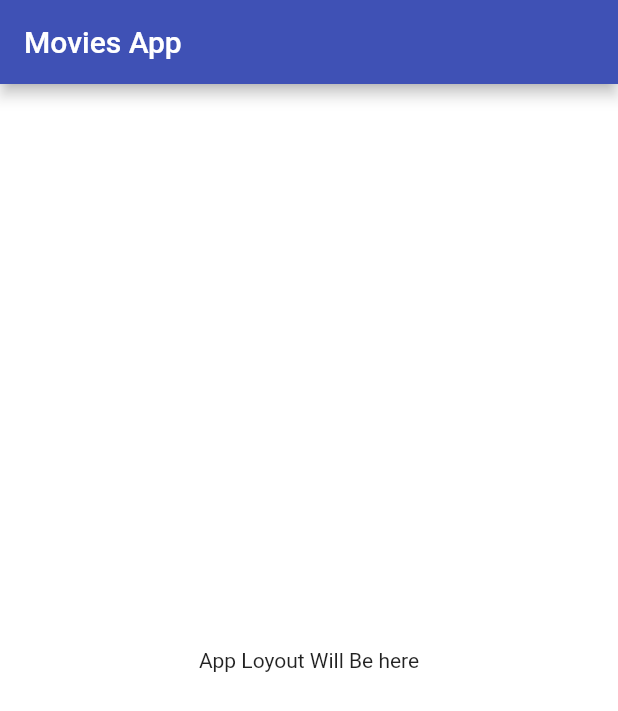
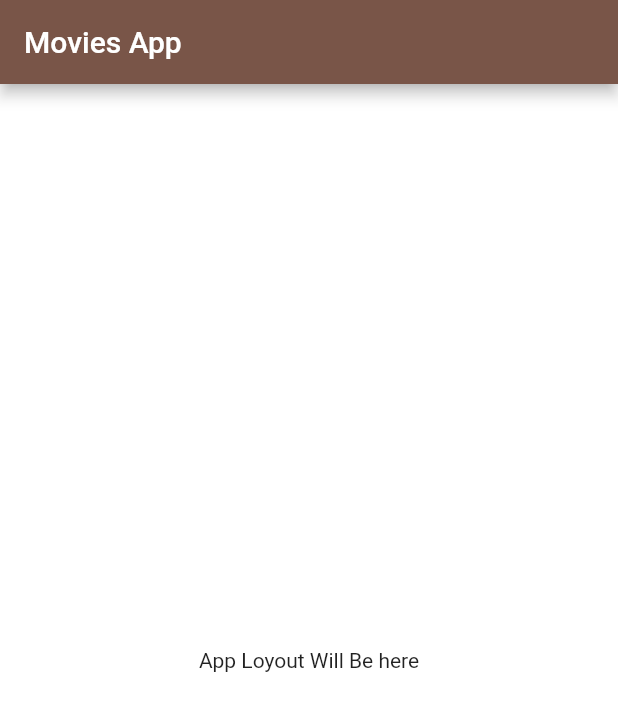
Before and after one commit to Andrey-Tsaryk/Movies_app, a Flutter app: the screen it shows after launch, on a phone screen of 412 x 824 dp. Shown: the top 711 px of the screen. Run offline on Flutter 3.47's test engine with Material 2 defaults, Android fonts, the phone set to English and light mode, and no system bars.

```diff
--- a/lib/main.dart
+++ b/lib/main.dart
@@ -12,7 +12,7 @@ class MyApp extends StatelessWidget {
     return MaterialApp(
       title: 'Flutter Demo',
       theme: ThemeData(
-        primarySwatch: Colors.indigo,
+        primarySwatch: Colors.brown,
         scaffoldBackgroundColor: Colors.white,
       ),
       home: DashboardScreen(),
```
